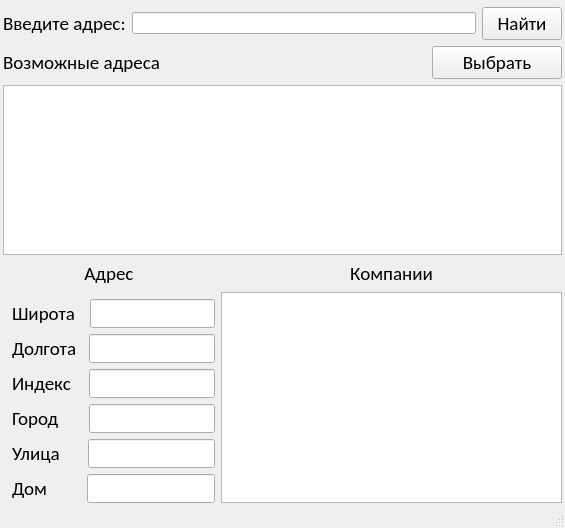
This is gui/geocoder.ui in SophIren/Geocoder as Qt 5 draws it before an edit. The edited form follows.
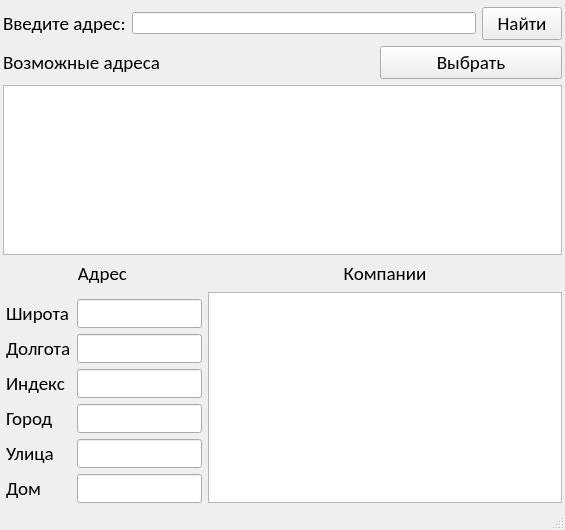
This is the edited form.

Commit message: screen resolution fix

```diff
--- a/gui/geocoder.ui
+++ b/gui/geocoder.ui
@@ -7,7 +7,7 @@
     <x>0</x>
     <y>0</y>
     <width>565</width>
-    <height>528</height>
+    <height>530</height>
    </rect>
   </property>
   <property name="windowTitle">
@@ -50,14 +50,7 @@
        <property name="topMargin">
         <number>7</number>
        </property>
-       <item row="0" column="1">
-        <layout class="QVBoxLayout" name="verticalLayout">
-         <item>
-          <layout class="QHBoxLayout" name="horizontalLayout">
-           <property name="spacing">
-            <number>14</number>
-           </property>
-           <item>
+       <item row="0" column="0">
             <widget class="QLabel" name="label_3">
              <property name="font">
               <font>
@@ -70,7 +63,7 @@
              </property>
             </widget>
            </item>
-           <item>
+       <item row="0" column="1">
             <widget class="QLineEdit" name="latitude_output">
              <property name="font">
               <font>
@@ -83,14 +76,7 @@
              </property>
             </widget>
            </item>
-          </layout>
-         </item>
-         <item>
-          <layout class="QHBoxLayout" name="horizontalLayout_2">
-           <property name="spacing">
-            <number>12</number>
-           </property>
-           <item>
+       <item row="1" column="0">
             <widget class="QLabel" name="label_4">
              <property name="font">
               <font>
@@ -103,27 +89,7 @@
              </property>
             </widget>
            </item>
-           <item>
-            <widget class="QLineEdit" name="longitude_output">
-             <property name="font">
-              <font>
-               <family>Calibri</family>
-               <pointsize>12</pointsize>
-              </font>
-             </property>
-             <property name="readOnly">
-              <bool>true</bool>
-             </property>
-            </widget>
-           </item>
-          </layout>
-         </item>
-         <item>
-          <layout class="QHBoxLayout" name="horizontalLayout_6">
-           <property name="spacing">
-            <number>18</number>
-           </property>
-           <item>
+       <item row="2" column="0">
             <widget class="QLabel" name="label_8">
              <property name="font">
               <font>
@@ -136,27 +102,7 @@
              </property>
             </widget>
            </item>
-           <item>
-            <widget class="QLineEdit" name="index_output">
-             <property name="font">
-              <font>
-               <family>Calibri</family>
-               <pointsize>12</pointsize>
-              </font>
-             </property>
-             <property name="readOnly">
-              <bool>true</bool>
-             </property>
-            </widget>
-           </item>
-          </layout>
-         </item>
-         <item>
-          <layout class="QHBoxLayout" name="horizontalLayout_3">
-           <property name="spacing">
-            <number>30</number>
-           </property>
-           <item>
+       <item row="3" column="0">
             <widget class="QLabel" name="label_5">
              <property name="font">
               <font>
@@ -169,27 +115,7 @@
              </property>
             </widget>
            </item>
-           <item>
-            <widget class="QLineEdit" name="city_output">
-             <property name="font">
-              <font>
-               <family>Calibri</family>
-               <pointsize>12</pointsize>
-              </font>
-             </property>
-             <property name="readOnly">
-              <bool>true</bool>
-             </property>
-            </widget>
-           </item>
-          </layout>
-         </item>
-         <item>
-          <layout class="QHBoxLayout" name="horizontalLayout_4">
-           <property name="spacing">
-            <number>28</number>
-           </property>
-           <item>
+       <item row="4" column="0">
             <widget class="QLabel" name="label_6">
              <property name="font">
               <font>
@@ -202,30 +128,7 @@
              </property>
             </widget>
            </item>
-           <item>
-            <widget class="QLineEdit" name="street_output">
-             <property name="font">
-              <font>
-               <family>Calibri</family>
-               <pointsize>12</pointsize>
-              </font>
-             </property>
-             <property name="readOnly">
-              <bool>true</bool>
-             </property>
-            </widget>
-           </item>
-          </layout>
-         </item>
-         <item>
-          <layout class="QHBoxLayout" name="horizontalLayout_5">
-           <property name="spacing">
-            <number>40</number>
-           </property>
-           <property name="sizeConstraint">
-            <enum>QLayout::SetDefaultConstraint</enum>
-           </property>
-           <item>
+       <item row="5" column="0">
             <widget class="QLabel" name="label_7">
              <property name="font">
               <font>
@@ -238,7 +141,59 @@
              </property>
             </widget>
            </item>
-           <item>
+       <item row="1" column="1">
+        <widget class="QLineEdit" name="longitude_output">
+         <property name="font">
+          <font>
+           <family>Calibri</family>
+           <pointsize>12</pointsize>
+          </font>
+         </property>
+         <property name="readOnly">
+          <bool>true</bool>
+         </property>
+        </widget>
+       </item>
+       <item row="2" column="1">
+        <widget class="QLineEdit" name="index_output">
+         <property name="font">
+          <font>
+           <family>Calibri</family>
+           <pointsize>12</pointsize>
+          </font>
+         </property>
+         <property name="readOnly">
+          <bool>true</bool>
+         </property>
+        </widget>
+       </item>
+       <item row="3" column="1">
+        <widget class="QLineEdit" name="city_output">
+         <property name="font">
+          <font>
+           <family>Calibri</family>
+           <pointsize>12</pointsize>
+          </font>
+         </property>
+         <property name="readOnly">
+          <bool>true</bool>
+         </property>
+        </widget>
+       </item>
+       <item row="4" column="1">
+        <widget class="QLineEdit" name="street_output">
+         <property name="font">
+          <font>
+           <family>Calibri</family>
+           <pointsize>12</pointsize>
+          </font>
+         </property>
+         <property name="readOnly">
+          <bool>true</bool>
+         </property>
+        </widget>
+       </item>
+       <item row="5" column="1">
             <widget class="QLineEdit" name="building_output">
              <property name="font">
               <font>
@@ -253,10 +208,6 @@
            </item>
           </layout>
          </item>
-        </layout>
-       </item>
-      </layout>
-     </item>
      <item row="6" column="2">
       <widget class="QLabel" name="label_9">
        <property name="font">
@@ -346,7 +297,7 @@
        <item>
         <widget class="QLabel" name="label_11">
          <property name="text">
-          <string>                                                                              </string>
+          <string/>
          </property>
         </widget>
        </item>
```
Lines whose indentation alone changed are shown as unchanged.
